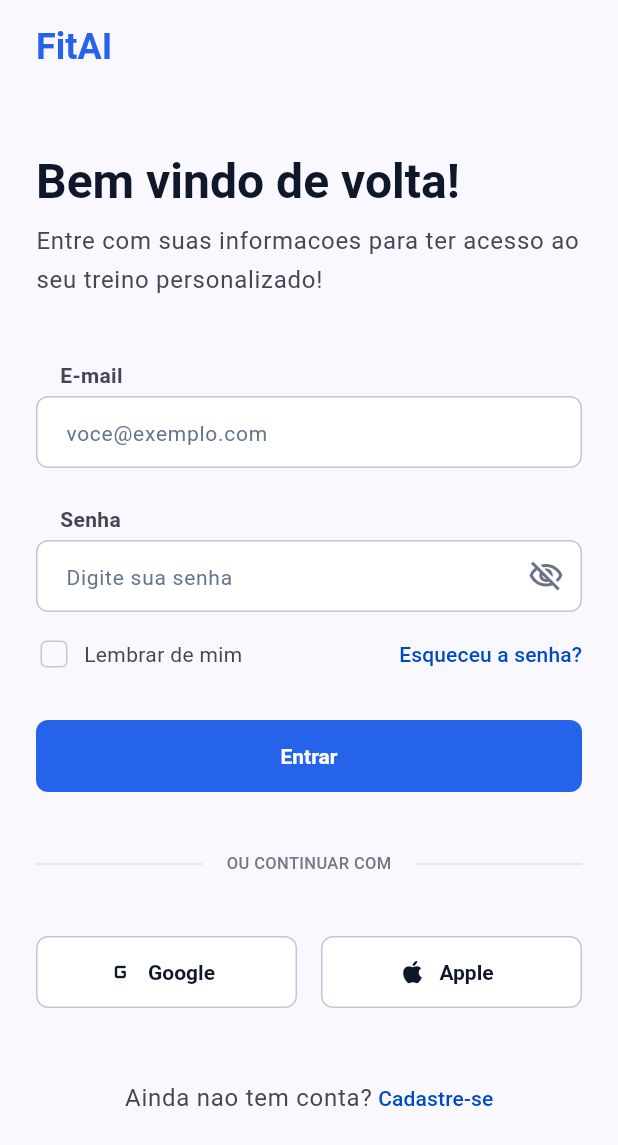
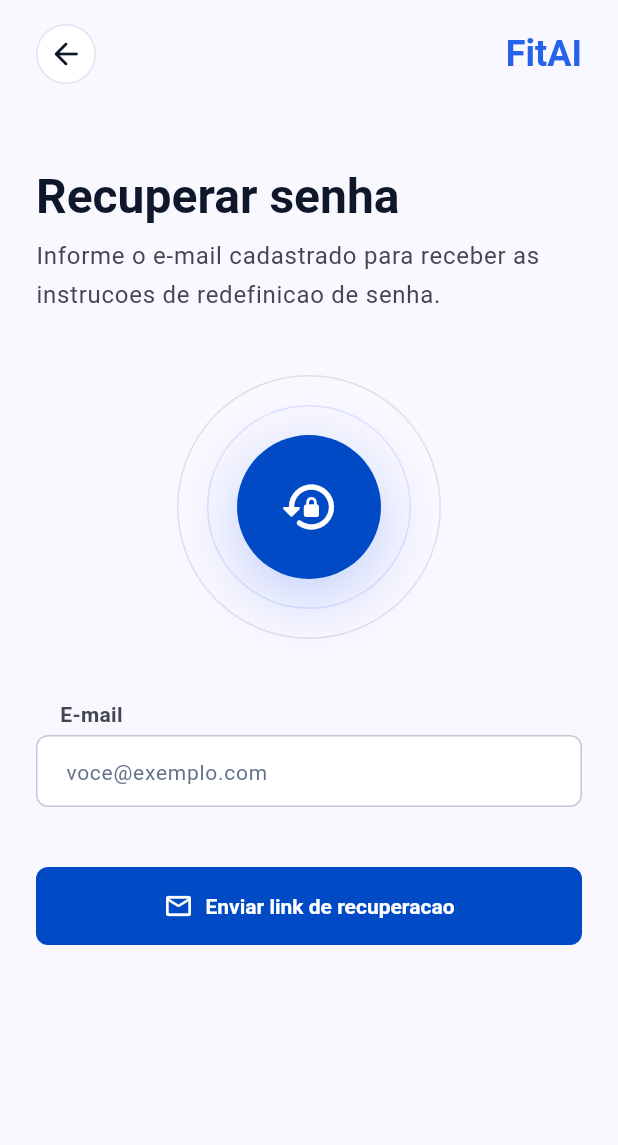
Before and after one commit to queirozzruan/FitAI-app, a Flutter app: the AuthScreen screen opened by its route, after a tap on "Esqueceu a senha?", on a phone screen of 412 x 824 dp. Shown: the top 1145 px of the screen. Run offline on Flutter 3.47's test engine with Material 3 defaults, Android fonts, the phone set to English and light mode, and no system bars.

Commit message:
feat: adiciona recuperacao de senha

```diff
--- a/lib/app/routes.dart
+++ b/lib/app/routes.dart
@@ -1,5 +1,6 @@
 import 'package:fitai/features/anamnesis/presentation/anamnesis_screen.dart';
 import 'package:fitai/features/auth/presentation/auth_screen.dart';
+import 'package:fitai/features/auth/presentation/password_recovery_screen.dart';
 import 'package:fitai/features/home/presentation/home_screen.dart';
 import 'package:fitai/features/onboarding/presentation/onboarding_screen.dart';
 import 'package:fitai/features/progress/presentation/progress_profile_screen.dart';
@@ -11,6 +12,7 @@ abstract final class AppRoutes {
   static const splash = '/';
   static const onboarding = '/onboarding';
   static const login = '/login';
+  static const passwordRecovery = '/password-recovery';
   static const anamnesis = '/anamnesis';
   static const home = '/home';
   static const workout = '/workout';
@@ -27,6 +29,14 @@ abstract final class AppRoutes {
     login: (context) => AuthScreen(
       onContinue: () {
         Navigator.of(context).pushReplacementNamed(anamnesis);
+      },
+      onForgotPassword: () {
+        Navigator.of(context).pushNamed(passwordRecovery);
+      },
+    ),
+    passwordRecovery: (context) => PasswordRecoveryScreen(
+      onBack: () {
+        Navigator.of(context).pop();
       },
     ),
     anamnesis: (context) => AnamnesisScreen(
--- a/lib/features/auth/presentation/auth_screen.dart
+++ b/lib/features/auth/presentation/auth_screen.dart
@@ -3,9 +3,10 @@ import 'package:fitai/core/constants/app_spacing.dart';
 import 'package:flutter/material.dart';
 
 class AuthScreen extends StatefulWidget {
-  const AuthScreen({super.key, this.onContinue});
+  const AuthScreen({super.key, this.onContinue, this.onForgotPassword});
 
   final VoidCallback? onContinue;
+  final VoidCallback? onForgotPassword;
 
   @override
   State<AuthScreen> createState() => _AuthScreenState();
@@ -94,7 +95,7 @@ class _AuthScreenState extends State<AuthScreen> {
                         padding: EdgeInsets.zero,
                         tapTargetSize: MaterialTapTargetSize.shrinkWrap,
                       ),
-                      onPressed: () {},
+                      onPressed: widget.onForgotPassword,
                       child: const Text('Esqueceu a senha?'),
                     ),
                   ],
--- /dev/null
+++ b/lib/features/auth/presentation/password_recovery_screen.dart
@@ -0,0 +1,423 @@
+import 'package:fitai/app/theme.dart';
+import 'package:fitai/core/constants/app_spacing.dart';
+import 'package:flutter/material.dart';
+
+class PasswordRecoveryScreen extends StatefulWidget {
+  const PasswordRecoveryScreen({super.key, this.onBack});
+
+  final VoidCallback? onBack;
+
+  @override
+  State<PasswordRecoveryScreen> createState() => _PasswordRecoveryScreenState();
+}
+
+class _PasswordRecoveryScreenState extends State<PasswordRecoveryScreen> {
+  final _emailController = TextEditingController();
+  final _formKey = GlobalKey<FormState>();
+  var _submitted = false;
+
+  @override
+  void dispose() {
+    _emailController.dispose();
+    super.dispose();
+  }
+
+  void _handleSubmit() {
+    if (!(_formKey.currentState?.validate() ?? false)) {
+      return;
+    }
+
+    FocusScope.of(context).unfocus();
+    setState(() => _submitted = true);
+  }
+
+  void _handleBack() {
+    if (widget.onBack != null) {
+      widget.onBack!();
+      return;
+    }
+
+    Navigator.of(context).maybePop();
+  }
+
+  @override
+  Widget build(BuildContext context) {
+    final email = _emailController.text.trim();
+
+    return Scaffold(
+      backgroundColor: const Color(0xFFFAF8FF),
+      body: SafeArea(
+        child: LayoutBuilder(
+          builder: (context, constraints) {
+            return SingleChildScrollView(
+              child: ConstrainedBox(
+                constraints: BoxConstraints(minHeight: constraints.maxHeight),
+                child: Padding(
+                  padding: const EdgeInsets.fromLTRB(
+                    AppSpacing.lg,
+                    AppSpacing.md,
+                    AppSpacing.lg,
+                    AppSpacing.lg,
+                  ),
+                  child: Column(
+                    crossAxisAlignment: CrossAxisAlignment.start,
+                    children: [
+                      _RecoveryTopBar(onBack: _handleBack),
+                      const SizedBox(height: 56),
+                      _RecoveryHeader(submitted: _submitted),
+                      const SizedBox(height: AppSpacing.xxl),
+                      _RecoveryBadge(submitted: _submitted),
+                      const SizedBox(height: AppSpacing.xxl),
+                      if (_submitted)
+                        _RecoverySuccessCard(email: email)
+                      else
+                        Form(
+                          key: _formKey,
+                          child: _RecoveryTextField(
+                            controller: _emailController,
+                            hint: 'voce@exemplo.com',
+                            keyboardType: TextInputType.emailAddress,
+                            label: 'E-mail',
+                            textInputAction: TextInputAction.done,
+                            validator: _validateEmail,
+                          ),
+                        ),
+                      const SizedBox(height: AppSpacing.xxl),
+                      _RecoveryPrimaryButton(
+                        icon: _submitted
+                            ? Icons.arrow_back_rounded
+                            : Icons.mail_outline_rounded,
+                        label: _submitted
+                            ? 'Voltar para login'
+                            : 'Enviar link de recuperacao',
+                        onPressed: _submitted ? _handleBack : _handleSubmit,
+                      ),
+                    ],
+                  ),
+                ),
+              ),
+            );
+          },
+        ),
+      ),
+    );
+  }
+
+  String? _validateEmail(String? value) {
+    final email = value?.trim() ?? '';
+
+    if (email.isEmpty) {
+      return 'Informe seu e-mail.';
+    }
+
+    if (!email.contains('@') || !email.contains('.')) {
+      return 'Informe um e-mail valido.';
+    }
+
+    return null;
+  }
+}
+
+class _RecoveryTopBar extends StatelessWidget {
+  const _RecoveryTopBar({required this.onBack});
+
+  final VoidCallback onBack;
+
+  @override
+  Widget build(BuildContext context) {
+    return Row(
+      children: [
+        SizedBox(
+          width: 40,
+          height: 40,
+          child: IconButton(
+            color: FitAiColors.textPrimary,
+            icon: const Icon(Icons.arrow_back_rounded),
+            onPressed: onBack,
+            padding: EdgeInsets.zero,
+            style: IconButton.styleFrom(
+              backgroundColor: FitAiColors.white,
+              shape: RoundedRectangleBorder(
+                borderRadius: BorderRadius.circular(999),
+                side: const BorderSide(color: Color(0xFFE1E2ED)),
+              ),
+            ),
+          ),
+        ),
+        const Spacer(),
+        Text(
+          'FitAI',
+          style: Theme.of(context).textTheme.titleLarge?.copyWith(
+            color: FitAiColors.royalBlue,
+            fontSize: 24,
+            fontWeight: FontWeight.w700,
+          ),
+        ),
+      ],
+    );
+  }
+}
+
+class _RecoveryHeader extends StatelessWidget {
+  const _RecoveryHeader({required this.submitted});
+
+  final bool submitted;
+
+  @override
+  Widget build(BuildContext context) {
+    return Column(
+      crossAxisAlignment: CrossAxisAlignment.start,
+      children: [
+        Text(
+          submitted ? 'Verifique seu e-mail' : 'Recuperar senha',
+          style: Theme.of(context).textTheme.displaySmall?.copyWith(
+            fontSize: 32,
+            fontWeight: FontWeight.w700,
+            height: 1.2,
+          ),
+        ),
+        const SizedBox(height: AppSpacing.sm),
+        Text(
+          submitted
+              ? 'Enviamos as instrucoes para voce redefinir sua senha e voltar ao treino.'
+              : 'Informe o e-mail cadastrado para receber as instrucoes de redefinicao de senha.',
+          style: Theme.of(context).textTheme.bodyLarge?.copyWith(
+            color: const Color(0xFF434655),
+            height: 1.6,
+          ),
+        ),
+      ],
+    );
+  }
+}
+
+class _RecoveryBadge extends StatelessWidget {
+  const _RecoveryBadge({required this.submitted});
+
+  final bool submitted;
+
+  @override
+  Widget build(BuildContext context) {
+    return Center(
+      child: SizedBox(
+        width: 176,
+        height: 176,
+        child: Stack(
+          alignment: Alignment.center,
+          children: [
+            Container(
+              width: 176,
+              height: 176,
+              decoration: BoxDecoration(
+                border: Border.all(color: const Color(0x80C3C6D7)),
+                borderRadius: BorderRadius.circular(999),
+              ),
+            ),
+            Container(
+              width: 136,
+              height: 136,
+              decoration: BoxDecoration(
+                border: Border.all(color: const Color(0xFFDBE1FF)),
+                borderRadius: BorderRadius.circular(999),
+              ),
+            ),
+            Container(
+              width: 96,
+              height: 96,
+              decoration: BoxDecoration(
+                borderRadius: BorderRadius.circular(999),
+                boxShadow: [
+                  BoxShadow(
+                    blurRadius: 36,
+                    color: FitAiColors.royalBlue.withValues(alpha: 0.28),
+                    offset: const Offset(0, 12),
+                  ),
+                ],
+                color: const Color(0xFF004AC6),
+              ),
+              child: Icon(
+                submitted
+                    ? Icons.mark_email_read_outlined
+                    : Icons.lock_reset_rounded,
+                color: FitAiColors.white,
+                size: 40,
+              ),
+            ),
+          ],
+        ),
+      ),
+    );
+  }
+}
+
+class _RecoveryTextField extends StatelessWidget {
+  const _RecoveryTextField({
+    required this.controller,
+    required this.hint,
+    required this.label,
+    required this.textInputAction,
+    this.keyboardType,
+    this.validator,
+  });
+
+  final TextEditingController controller;
+  final String hint;
+  final TextInputType? keyboardType;
+  final String label;
+  final TextInputAction textInputAction;
+  final FormFieldValidator<String>? validator;
+
+  @override
+  Widget build(BuildContext context) {
+    return Column(
+      crossAxisAlignment: CrossAxisAlignment.start,
+      children: [
+        Padding(
+          padding: const EdgeInsets.only(left: AppSpacing.md),
+          child: Text(
+            label,
+            style: Theme.of(context).textTheme.bodyMedium?.copyWith(
+              color: const Color(0xFF434655),
+              fontWeight: FontWeight.w600,
+            ),
+          ),
+        ),
+        const SizedBox(height: AppSpacing.xs),
+        TextFormField(
+          controller: controller,
+          keyboardType: keyboardType,
+          textInputAction: textInputAction,
+          validator: validator,
+          decoration: InputDecoration(
+            contentPadding: const EdgeInsets.symmetric(
+              horizontal: AppSpacing.md,
+              vertical: 12,
+            ),
+            enabledBorder: _recoveryInputBorder,
+            errorBorder: _recoveryInputBorder.copyWith(
+              borderSide: const BorderSide(color: FitAiColors.error),
+            ),
+            focusedBorder: _recoveryInputBorder.copyWith(
+              borderSide: const BorderSide(
+                color: FitAiColors.royalBlue,
+                width: 1.4,
+              ),
+            ),
+            focusedErrorBorder: _recoveryInputBorder.copyWith(
+              borderSide: const BorderSide(
+                color: FitAiColors.error,
+                width: 1.4,
+              ),
+            ),
+            filled: true,
+            fillColor: FitAiColors.white,
+            hintText: hint,
+          ),
+        ),
+      ],
+    );
+  }
+}
+
+class _RecoverySuccessCard extends StatelessWidget {
+  const _RecoverySuccessCard({required this.email});
+
+  final String email;
+
+  @override
+  Widget build(BuildContext context) {
+    return Container(
+      width: double.infinity,
+      padding: const EdgeInsets.all(AppSpacing.lg),
+      decoration: BoxDecoration(
+        border: Border.all(color: const Color(0xFFE1E2ED)),
+        borderRadius: BorderRadius.circular(12),
+        boxShadow: const [
+          BoxShadow(
+            blurRadius: 40,
+            color: Color(0x0D000000),
+            offset: Offset(0, 20),
+            spreadRadius: -10,
+          ),
+        ],
+        color: FitAiColors.white.withValues(alpha: 0.86),
+      ),
+      child: Row(
+        crossAxisAlignment: CrossAxisAlignment.start,
+        children: [
+          Container(
+            width: 40,
+            height: 40,
+            decoration: BoxDecoration(
+              borderRadius: BorderRadius.circular(999),
+              color: const Color(0xFFDFF7EA),
+            ),
+            child: const Icon(
+              Icons.check_rounded,
+              color: FitAiColors.success,
+              size: 22,
+            ),
+          ),
+          const SizedBox(width: AppSpacing.md),
+          Expanded(
+            child: Column(
+              crossAxisAlignment: CrossAxisAlignment.start,
+              children: [
+                Text(
+                  'Link enviado',
+                  style: Theme.of(context).textTheme.titleLarge?.copyWith(
+                    fontSize: 16,
+                    fontWeight: FontWeight.w700,
+                  ),
+                ),
+                const SizedBox(height: AppSpacing.xs),
+                Text(
+                  'Confira a caixa de entrada de $email para continuar.',
+                  style: Theme.of(context).textTheme.bodyMedium?.copyWith(
+                    color: const Color(0xFF505F76),
+                    height: 1.55,
+                  ),
+                ),
+              ],
+            ),
+          ),
+        ],
+      ),
+    );
+  }
+}
+
+class _RecoveryPrimaryButton extends StatelessWidget {
+  const _RecoveryPrimaryButton({
+    required this.icon,
+    required this.label,
+    required this.onPressed,
+  });
+
+  final IconData icon;
+  final String label;
+  final VoidCallback onPressed;
+
+  @override
+  Widget build(BuildContext context) {
+    return SizedBox(
+      width: double.infinity,
+      height: 52,
+      child: FilledButton.icon(
+        style: FilledButton.styleFrom(
+          backgroundColor: const Color(0xFF004AC6),
+          shape: RoundedRectangleBorder(borderRadius: BorderRadius.circular(8)),
+          textStyle: const TextStyle(fontSize: 14, fontWeight: FontWeight.w600),
+        ),
+        icon: Icon(icon, size: 20),
+        label: Text(label),
+        onPressed: onPressed,
+      ),
+    );
+  }
+}
+
+final _recoveryInputBorder = OutlineInputBorder(
+  borderRadius: BorderRadius.circular(8),
+  borderSide: const BorderSide(color: Color(0xFFC3C6D7)),
+);
```
